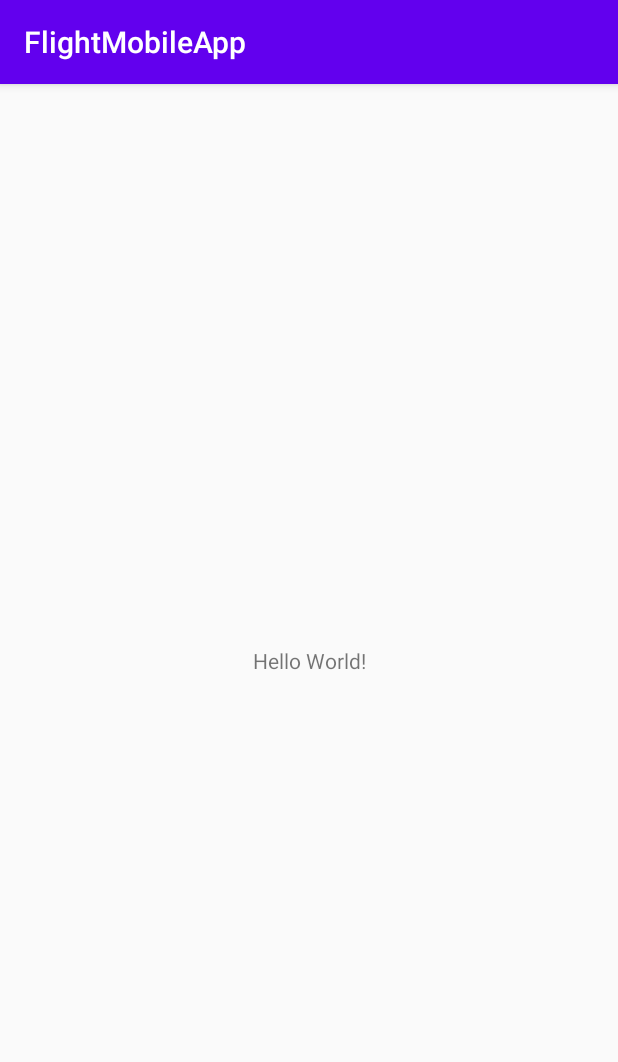
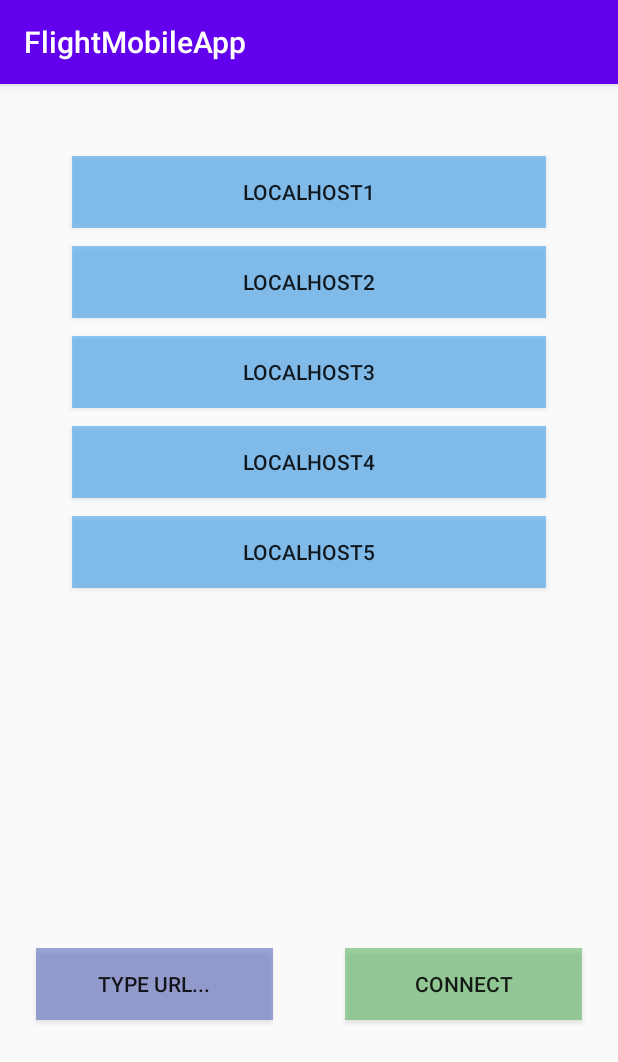
Before and after one commit to eitan-ker/FlightMobileAppAS, an Android app: the screen it shows after launch (MainActivity), on a phone screen of 412 x 824 dp. Shown: the top 1062 px of the screen. Run offline under Robolectric (Android 15) with nearby library versions, the phone set to English and light mode, and no system bars.

Commit message:
added Connection window structure - not code

```diff
--- a/app/build.gradle
+++ b/app/build.gradle
@@ -30,6 +30,7 @@ dependencies {
     implementation 'androidx.core:core-ktx:1.3.0'
     implementation 'androidx.appcompat:appcompat:1.1.0'
     implementation 'androidx.constraintlayout:constraintlayout:1.1.3'
+    implementation 'com.google.android.material:material:1.1.0'
     testImplementation 'junit:junit:4.12'
     androidTestImplementation 'androidx.test.ext:junit:1.1.1'
     androidTestImplementation 'androidx.test.espresso:espresso-core:3.2.0'
--- a/app/src/main/res/layout/activity_main.xml
+++ b/app/src/main/res/layout/activity_main.xml
@@ -6,13 +6,109 @@
     android:layout_height="match_parent"
     tools:context=".MainActivity">
 
-    <TextView
-        android:layout_width="wrap_content"
+    <Button
+        android:id="@+id/host1"
+        android:layout_width="0dp"
         android:layout_height="wrap_content"
-        android:text="Hello World!"
-        app:layout_constraintBottom_toBottomOf="parent"
-        app:layout_constraintLeft_toLeftOf="parent"
-        app:layout_constraintRight_toRightOf="parent"
+        android:layout_marginStart="48dp"
+        android:layout_marginLeft="48dp"
+        android:layout_marginTop="48dp"
+        android:layout_marginEnd="48dp"
+        android:layout_marginRight="48dp"
+        android:background="#802196F3"
+        android:text="Localhost1"
+        app:layout_constraintEnd_toEndOf="parent"
+        app:layout_constraintStart_toStartOf="parent"
         app:layout_constraintTop_toTopOf="parent" />
 
+    <Button
+        android:id="@+id/host2"
+        android:layout_width="0dp"
+        android:layout_height="wrap_content"
+        android:layout_marginStart="48dp"
+        android:layout_marginLeft="48dp"
+        android:layout_marginTop="12dp"
+        android:layout_marginEnd="48dp"
+        android:layout_marginRight="48dp"
+        android:background="#802196F3"
+        android:text="Localhost2"
+        app:layout_constraintEnd_toEndOf="parent"
+        app:layout_constraintStart_toStartOf="parent"
+        app:layout_constraintTop_toBottomOf="@+id/host1" />
+
+    <Button
+        android:id="@+id/host3"
+        android:layout_width="0dp"
+        android:layout_height="wrap_content"
+        android:layout_marginStart="48dp"
+        android:layout_marginLeft="48dp"
+        android:layout_marginTop="12dp"
+        android:layout_marginEnd="48dp"
+        android:layout_marginRight="48dp"
+        android:background="#802196F3"
+        android:text="localhost3"
+        app:layout_constraintEnd_toEndOf="parent"
+        app:layout_constraintStart_toStartOf="parent"
+        app:layout_constraintTop_toBottomOf="@+id/host2" />
+
+    <Button
+        android:id="@+id/host5"
+        android:layout_width="0dp"
+        android:layout_height="wrap_content"
+        android:layout_marginStart="48dp"
+        android:layout_marginLeft="48dp"
+        android:layout_marginTop="12dp"
+        android:layout_marginEnd="48dp"
+        android:layout_marginRight="48dp"
+        android:background="#802196F3"
+        android:text="localhost5"
+        app:layout_constraintEnd_toEndOf="parent"
+        app:layout_constraintStart_toStartOf="parent"
+        app:layout_constraintTop_toBottomOf="@+id/host4" />
+
+    <Button
+        android:id="@+id/insertUrl"
+        android:layout_width="0dp"
+        android:layout_height="wrap_content"
+        android:layout_marginStart="24dp"
+        android:layout_marginLeft="24dp"
+        android:layout_marginTop="96dp"
+        android:layout_marginEnd="48dp"
+        android:layout_marginRight="48dp"
+        android:background="#7E3F51B5"
+        android:text="Type URL..."
+        app:layout_constraintBottom_toBottomOf="parent"
+        app:layout_constraintEnd_toStartOf="@+id/button8"
+        app:layout_constraintStart_toStartOf="parent"
+        app:layout_constraintTop_toBottomOf="@+id/host5" />
+
+    <Button
+        android:id="@+id/host4"
+        android:layout_width="0dp"
+        android:layout_height="wrap_content"
+        android:layout_marginStart="48dp"
+        android:layout_marginLeft="48dp"
+        android:layout_marginTop="12dp"
+        android:layout_marginEnd="48dp"
+        android:layout_marginRight="48dp"
+        android:background="#802196F3"
+        android:text="localhost4"
+        app:layout_constraintEnd_toEndOf="parent"
+        app:layout_constraintStart_toStartOf="parent"
+        app:layout_constraintTop_toBottomOf="@+id/host3" />
+
+    <Button
+        android:id="@+id/button8"
+        android:layout_width="0dp"
+        android:layout_height="wrap_content"
+        android:layout_marginTop="96dp"
+        android:layout_marginEnd="24dp"
+        android:layout_marginRight="24dp"
+        android:background="#834CAF50"
+        android:text="Connect"
+        app:layout_constraintBottom_toBottomOf="parent"
+        app:layout_constraintEnd_toEndOf="parent"
+        app:layout_constraintStart_toEndOf="@+id/insertUrl"
+        app:layout_constraintTop_toBottomOf="@+id/host5" />
+
 </androidx.constraintlayout.widget.ConstraintLayout>
```
